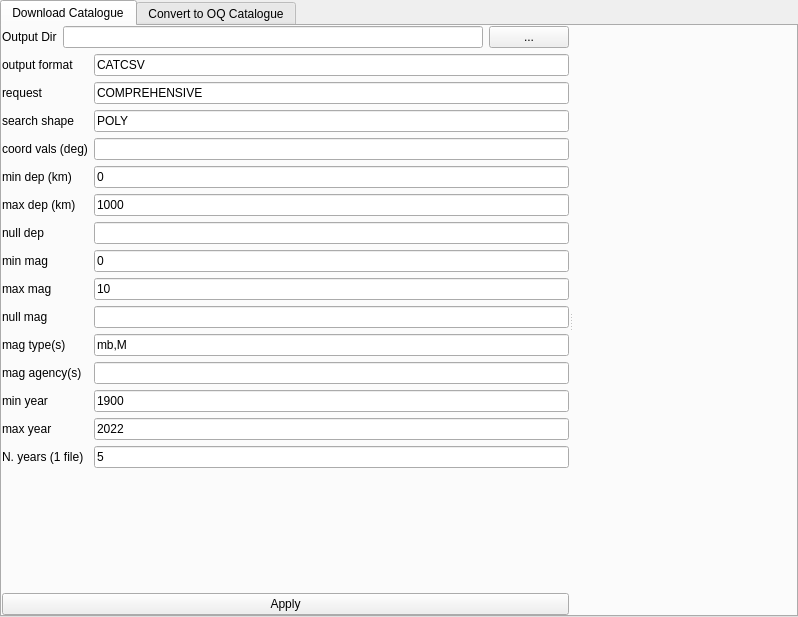
yudhastyawan/QuakeSee, file ui/download_isc.ui: the form before one commit.
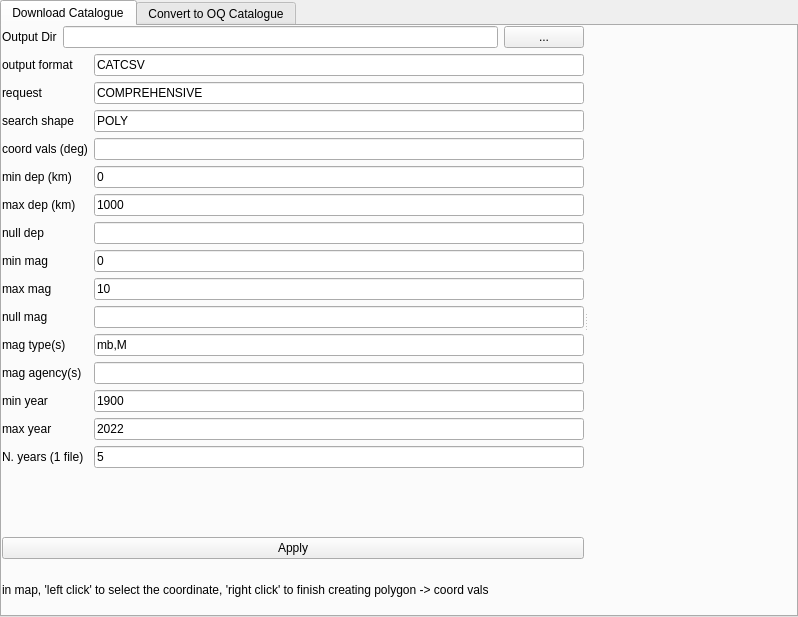
The form after the commit. Custom widgets are drawn as their Qt base class.

```diff
--- a/ui/download_isc.ui
+++ b/ui/download_isc.ui
@@ -53,7 +53,7 @@
          <property name="orientation">
           <enum>Qt::Horizontal</enum>
          </property>
-         <widget class="QWidget" name="">
+         <widget class="QWidget" name="layoutWidget">
           <layout class="QVBoxLayout" name="verticalLayout_2">
            <item>
             <layout class="QHBoxLayout" name="horizontalLayout">
@@ -291,6 +291,28 @@
              </property>
             </widget>
            </item>
+           <item>
+            <widget class="QLabel" name="label_17">
+             <property name="sizePolicy">
+              <sizepolicy hsizetype="Minimum" vsizetype="Minimum">
+               <horstretch>0</horstretch>
+               <verstretch>0</verstretch>
+              </sizepolicy>
+             </property>
+             <property name="maximumSize">
+              <size>
+               <width>16777215</width>
+               <height>50</height>
+              </size>
+             </property>
+             <property name="text">
+              <string>in map, 'left click' to select the coordinate, 'right click' to finish creating polygon -&gt; coord vals</string>
+             </property>
+             <property name="wordWrap">
+              <bool>true</bool>
+             </property>
+            </widget>
+           </item>
           </layout>
          </widget>
          <widget class="MplCanvasMapWithToolbar" name="canvas_map" native="true"/>
```
Left out of the diff: 4 changed lines with no effect on the pictures.
